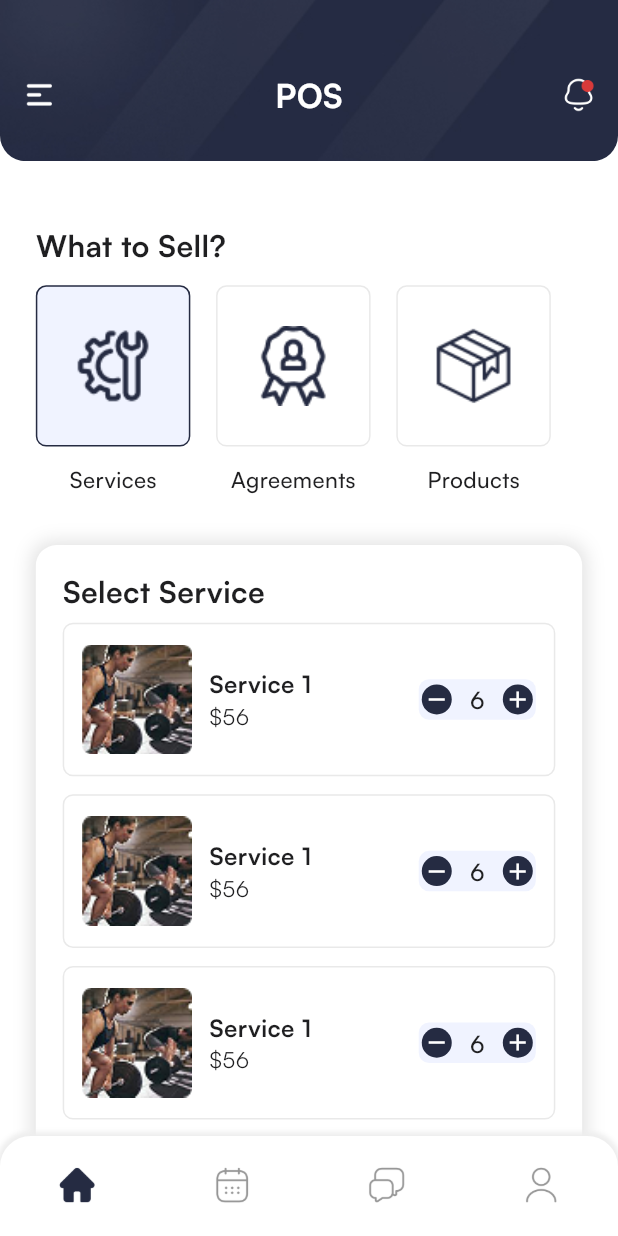
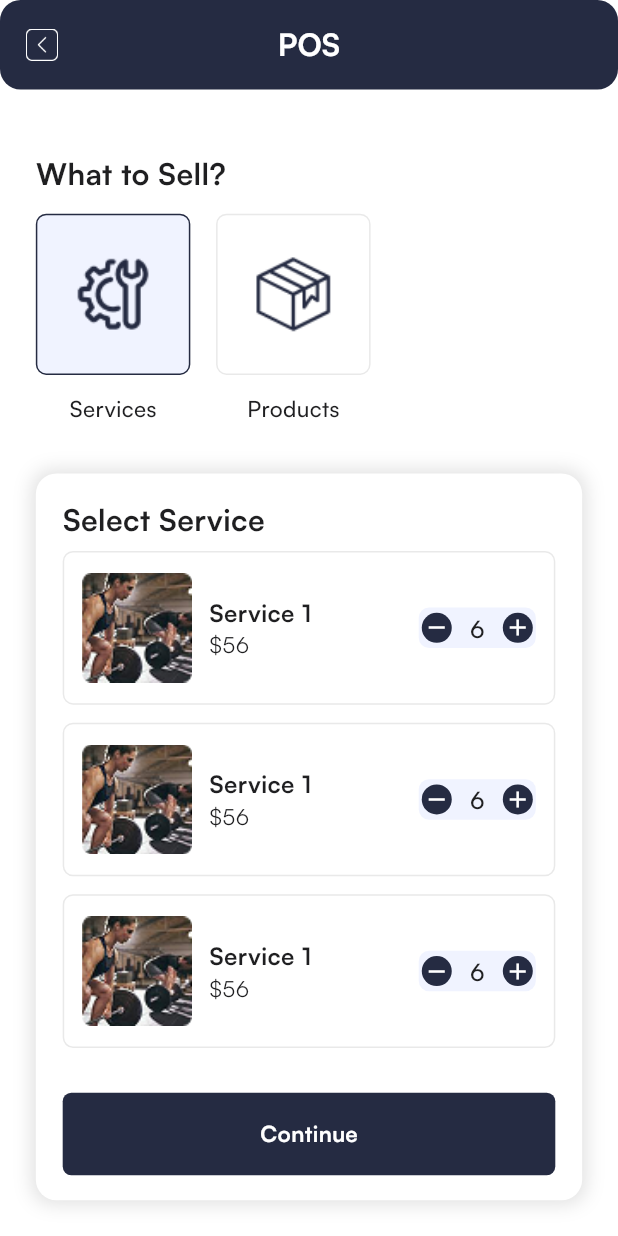
Before and after one commit to vinnisoft/Flutter_ImpactZone_Satff_App, a Flutter app: the PosScreen screen opened by its route, on a phone screen of 412 x 824 dp. Run offline on Flutter 3.47's test engine with Material 3 defaults, Android fonts, the phone set to English and light mode, and no system bars; our stand-ins replace device_info_plus, dio, dotted_line, dropdown_button2, fancy_shimmer_image, flutter_easyloading and 9 more; missing offline and left inert: colorful_safe_area, syncfusion_flutter_barcodes; accounts and stored records are empty; network calls fail.

Commit message:
pos implementations

```diff
--- a/lib/modules/pos/pos_controller.dart
+++ b/lib/modules/pos/pos_controller.dart
@@ -8,10 +8,10 @@ class PosController extends GetxController{
       'icon': AppImages.iconsService,
       'title': keyServices.tr,
     },
-    {
-      'icon': AppImages.iconsAgreements,
-      'title': keyAgreements.tr,
-    },
+    // {
+    //   'icon': AppImages.iconsAgreements,
+    //   'title': keyAgreements.tr,
+    // },
     {
       'icon': AppImages.iconsProduct,
       'title':  keyProducts.tr,
--- a/lib/modules/pos/pos_screen.dart
+++ b/lib/modules/pos/pos_screen.dart
@@ -13,12 +13,13 @@ class PosScreen extends GetView<PosController> {
   @override
   Widget build(BuildContext context) {
     return Scaffold(
-      key: _scaffoldKey,
-      drawer: DrawerWidget(),
+      // key: _scaffoldKey,
+      // drawer: DrawerWidget(),
+      appBar: CustomAppBar(appBarTitleText: "POS",),
        body: SingleChildScrollView(
          child: Column(
            children: [
-             _topBanner(),
+             // _topBanner(),
              Padding(
                padding:  EdgeInsets.symmetric(horizontal:20.h,vertical: 15.h),
                child: Column(
@@ -39,7 +40,7 @@ class PosScreen extends GetView<PosController> {
            ],
          ),
        ),
-      bottomNavigationBar: _bottomAppBar(),
+      // bottomNavigationBar: _bottomAppBar(),
     );
   }
    _topBanner() => Stack(
```
Also changed, not shown: lib/modules/members/members_screen.dart (+7 -4 lines), lib/widgets/custom_dropdown2.dart (+27 -6 lines), 129 other files.
